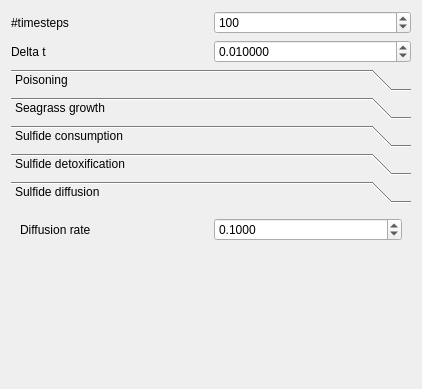
First picture: the form in Tools/ToolMutualismBreakdowner/qtmutualismbreakdownerparameterswidget.ui, repository richelbilderbeek/ProjectRichelBilderbeek, before the edit; both pictures show x 0 to 422 and y 0 to 389 of the 422 by 672 pixel window.
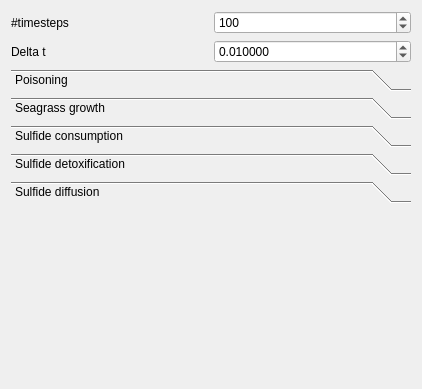
Second picture: the form after the edit. The open tabs and pages were chosen to show the change. Icons and pictures are not drawn.

Diff of the .ui file:
```diff
--- a/Tools/ToolMutualismBreakdowner/qtmutualismbreakdownerparameterswidget.ui
+++ b/Tools/ToolMutualismBreakdowner/qtmutualismbreakdownerparameterswidget.ui
@@ -128,57 +128,18 @@
       </attribute>
      </widget>
      <widget class="QWidget" name="page_sulfide_diffusion">
+      <property name="geometry">
+       <rect>
+        <x>0</x>
+        <y>0</y>
+        <width>400</width>
+        <height>303</height>
+       </rect>
+      </property>
       <attribute name="label">
        <string>Sulfide diffusion</string>
       </attribute>
-      <layout class="QGridLayout" name="gridLayout">
-       <item row="0" column="0">
-        <widget class="QLabel" name="label_sulfide_diffusion_rate">
-         <property name="text">
-          <string>Diffusion rate</string>
-         </property>
-        </widget>
-       </item>
-       <item row="0" column="1">
-        <widget class="QDoubleSpinBox" name="box_sulfide_diffusion_rate">
-         <property name="decimals">
-          <number>4</number>
-         </property>
-         <property name="maximum">
-          <double>100000000000.000000000000000</double>
-         </property>
-         <property name="value">
-          <double>0.100000000000000</double>
-         </property>
-        </widget>
-       </item>
-       <item row="1" column="0">
-        <spacer name="verticalSpacer_2">
-         <property name="orientation">
-          <enum>Qt::Vertical</enum>
-         </property>
-         <property name="sizeHint" stdset="0">
-          <size>
-           <width>20</width>
-           <height>86</height>
-          </size>
-         </property>
-        </spacer>
-       </item>
-       <item row="2" column="0" colspan="2">
-        <widget class="QLabel" name="image_sulfide_diffusion">
-         <property name="text">
-          <string/>
-         </property>
-         <property name="pixmap">
-          <pixmap resource="ToolMutualismBreakdowner.qrc">:/images/Sulfide.jpg</pixmap>
-         </property>
-         <property name="alignment">
-          <set>Qt::AlignCenter</set>
-         </property>
-        </widget>
-       </item>
-      </layout>
+      <layout class="QGridLayout" name="gridLayout"/>
      </widget>
      <widget class="QWidget" name="page_sulfide_production">
       <property name="geometry">
```
Left out of the diff: 83 changed lines with no effect on the pictures.
